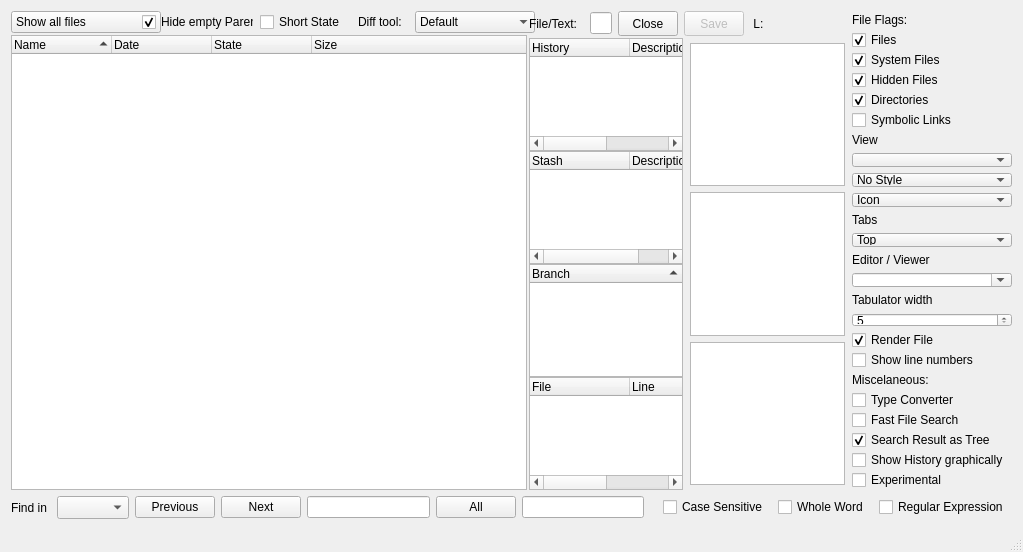
Old version of the form source/mainwindow.ui in the repository Rolloke/GUI-Apps.
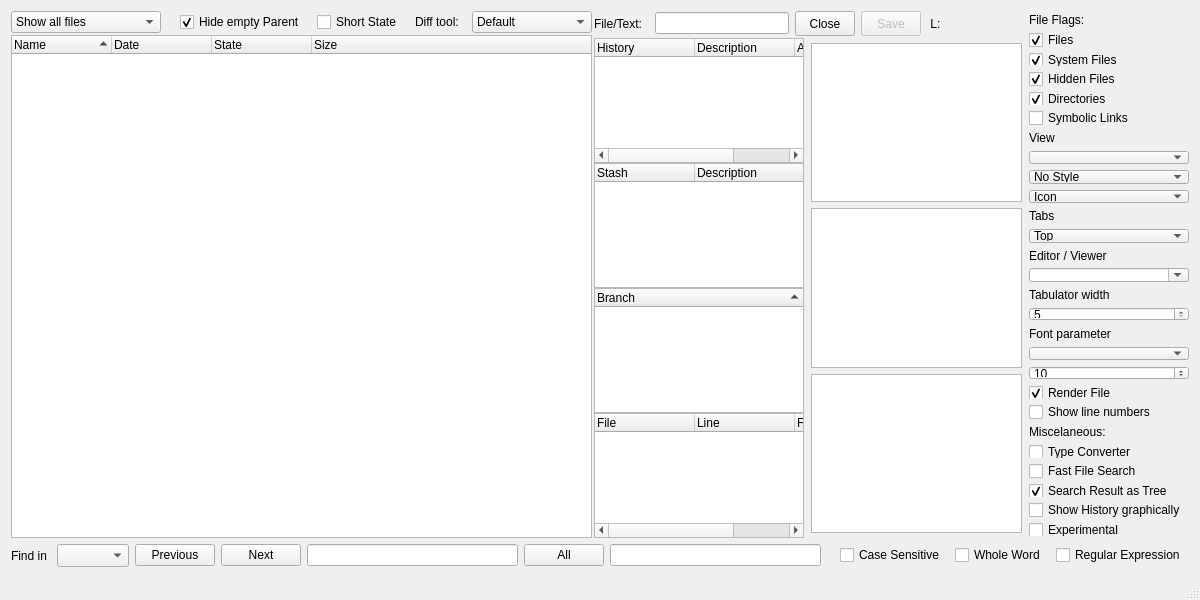
New version of the form. Icons and pictures are not drawn. Custom widgets are drawn as their Qt base class.

Commit message: font selectable

```diff
--- a/source/mainwindow.ui
+++ b/source/mainwindow.ui
@@ -6,8 +6,8 @@
    <rect>
     <x>0</x>
     <y>0</y>
-    <width>1023</width>
-    <height>552</height>
+    <width>1200</width>
+    <height>600</height>
    </rect>
   </property>
   <property name="windowTitle">
@@ -913,6 +913,29 @@
           </property>
          </widget>
         </item>
+        <item>
+         <widget class="QLabel" name="labelFont">
+          <property name="text">
+           <string>Font parameter</string>
+          </property>
+         </widget>
+        </item>
+        <item>
+         <widget class="QComboBox" name="comboFontName"/>
+        </item>
+        <item>
+         <widget class="QSpinBox" name="spinFontSize">
+          <property name="minimum">
+           <number>2</number>
+          </property>
+          <property name="maximum">
+           <number>100</number>
+          </property>
+          <property name="value">
+           <number>10</number>
+          </property>
+         </widget>
+        </item>
         <item>
          <widget class="QCheckBox" name="ckRenderGraphicFile">
           <property name="toolTip">
```
The commit also changes 2 other files.
